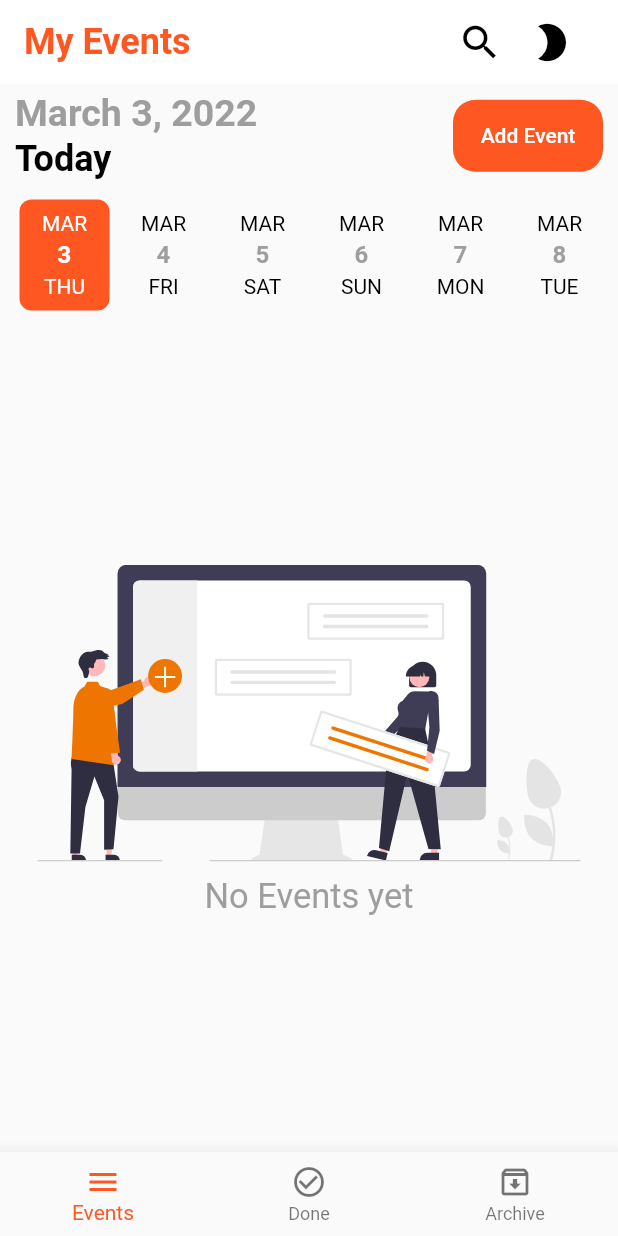
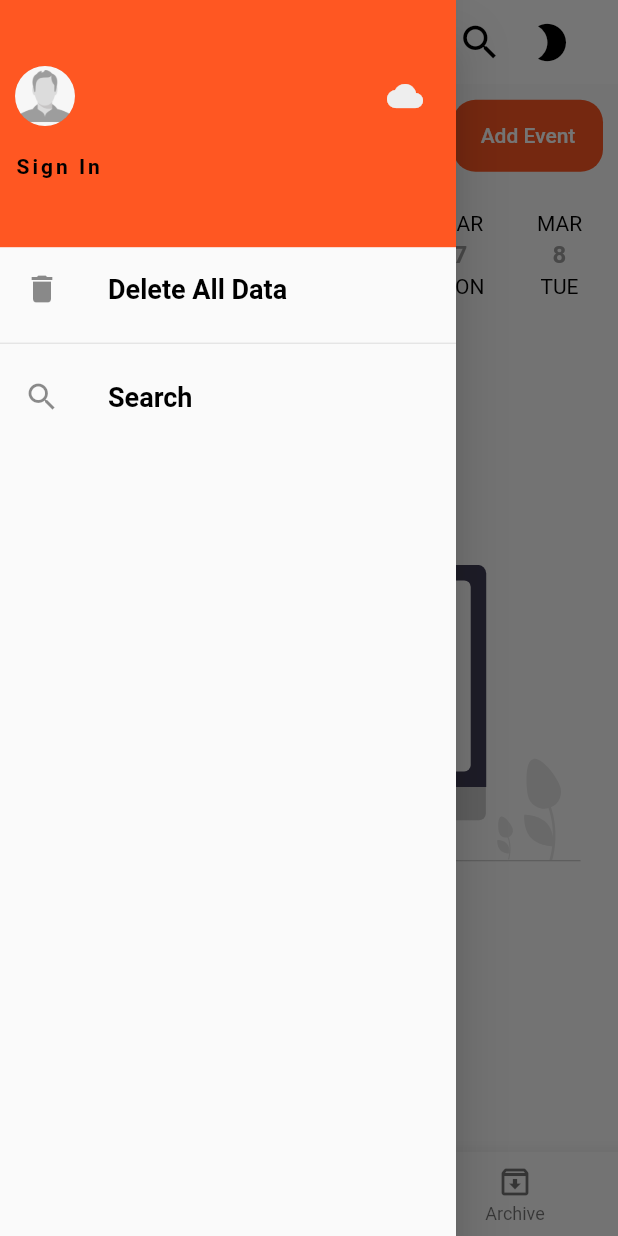
Before and after one commit to samih93/Todo-Tasks-with-Alert, a Flutter app: the screen it shows after launch, with the side drawer open (before the commit the screen has no drawer), on a phone screen of 412 x 824 dp. Run offline on Flutter 3.47's test engine with Material 2 defaults, Android fonts, the phone set to English and light mode, and no system bars; drawn by our look-alikes of date_picker_timeline; our stand-ins replace flutter_local_notifications, flutter_staggered_animations, flutter_svg, get, hexcolor, shared_preferences and 3 more; accounts and stored records are empty.

```diff
--- a/lib/layout/todo_layout.dart
+++ b/lib/layout/todo_layout.dart
@@ -21,6 +21,7 @@ class TodoLayout extends StatelessWidget {
     return GetBuilder<TodoLayoutController>(
       init: Get.find<TodoLayoutController>(),
       builder: (todocontroller) => Scaffold(
+        drawer: _drawer(context),
         key: _scaffoldkey,
         // NOTE App Bar
         appBar: _appbar(todocontroller, context),
@@ -156,4 +157,59 @@ class TodoLayout extends StatelessWidget {
           )
         ],
       );
+
+  _drawer(BuildContext context) => Drawer(
+        child: Column(
+          children: [
+            Container(
+              padding: EdgeInsets.only(left: 10, right: 10, top: 40),
+              height: MediaQuery.of(context).size.height * 0.2,
+              color: defaultLightColor,
+              child: Column(
+                mainAxisAlignment: MainAxisAlignment.start,
+                crossAxisAlignment: CrossAxisAlignment.start,
+                children: [
+                  Container(
+                    child: Row(
+                      children: [
+                        CircleAvatar(
+                            backgroundImage:
+                                AssetImage('assets/default profile.png')),
+                        SizedBox(
+                          width: 10,
+                        ),
+                        Spacer(),
+                        IconButton(
+                          onPressed: () {},
+                          icon: Icon(Icons.cloud),
+                          color: Colors.grey.shade200,
+                        )
+                      ],
+                    ),
+                  ),
+                  SizedBox(
+                    height: 15,
+                  ),
+                  Text(
+                    "Sign In",
+                    style: TextStyle(
+                        letterSpacing: 2, fontWeight: FontWeight.bold),
+                  ),
+                ],
+              ),
+            ),
+            ListTile(
+              onTap: () {},
+              leading: Icon(Icons.delete),
+              title: Text("Delete All Data"),
+            ),
+            Divider(),
+            ListTile(
+              onTap: () {},
+              leading: Icon(Icons.search),
+              title: Text("Search"),
+            ),
+          ],
+        ),
+      );
 }
--- a/lib/modules/search_events/search_events.dart
+++ b/lib/modules/search_events/search_events.dart
@@ -11,7 +11,7 @@ class SearchEvents extends StatelessWidget {
         appBar: AppBar(
           title: defaultTextFormField(
               controller: _searchController,
-              text: "Search for a event",
+              hinttext: "Search for a event",
               inputtype: TextInputType.name,
               border: InputBorder.none,
               onchange: (value) {}),
@@ -21,6 +21,9 @@ class SearchEvents extends StatelessWidget {
           firstDayOfWeek: 1,
           monthViewSettings: const MonthViewSettings(
               appointmentDisplayMode: MonthAppointmentDisplayMode.appointment),
+          onTap: (CalendarTapDetails calendarTapDetails) {
+            print(calendarTapDetails.date.toString());
+          },
         ));
   }
 }
--- a/lib/shared/network/local/notification.dart
+++ b/lib/shared/network/local/notification.dart
@@ -51,7 +51,7 @@ class NotificationApi {
         debugPrint('notification payload: $payload');
       }
       //
-      selectedNotificationPayload = taskChannelId.toString();
+      selectedNotificationPayload = taskChannelId.toString().trim();
       print('payload :' + selectedNotificationPayload.toString());
       //NOTE when click on notification i cancel it cz it remind every day same time
       // to delete scheduled notification for this event
```
Also changed, not shown: assets/default profile.png (added), pubspec.yaml (line endings or trailing spaces).
